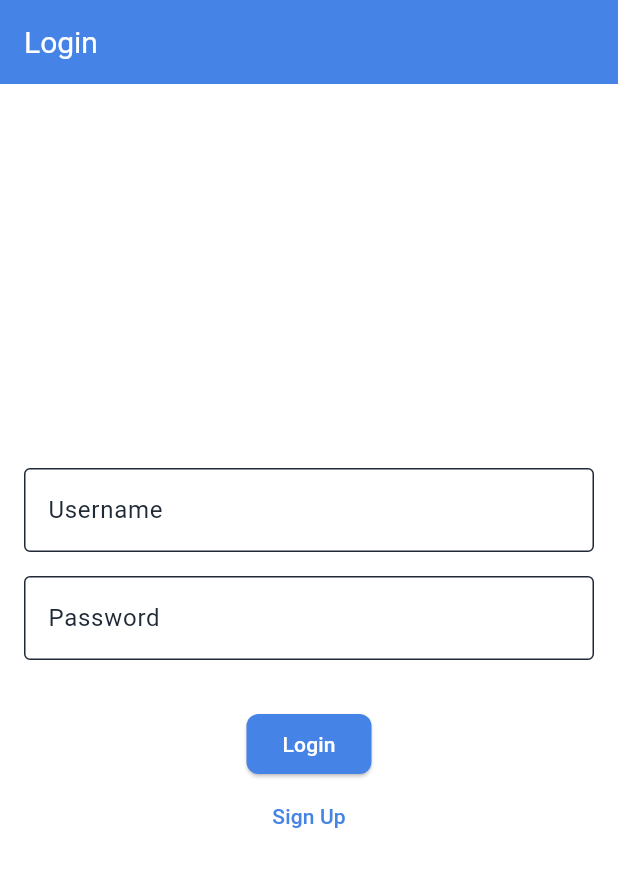
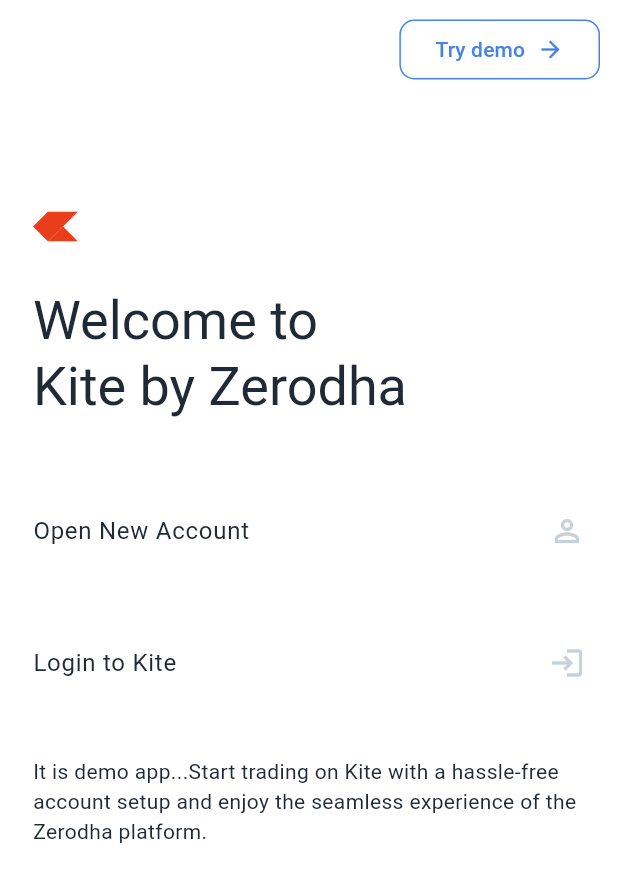
Before and after one commit to pranaypatel512/kite, a Flutter app: the screen it shows after launch, on a phone screen of 412 x 824 dp. Shown: the top 882 px of the screen. Run offline on Flutter 3.47's test engine with Material 3 defaults, Android fonts, the phone set to English and light mode, and no system bars; our stand-ins replace flutter_svg.

Commit message:
-screen update for startup and added kite logo

```diff
--- a/lib/dashboard/home_screen.dart
+++ b/lib/dashboard/home_screen.dart
@@ -5,8 +5,6 @@
 
 import 'bids/bids.dart';
 import 'orders/orders_screen.dart';
-
-import 'package:flutter/material.dart';
 
 class HomeScreen extends StatefulWidget {
   @override
--- a/lib/main.dart
+++ b/lib/main.dart
@@ -2,6 +2,8 @@
 import 'package:kite/splash_screen.dart';
 import 'package:kite/theme/app_themes.dart';
 
+import 'auth/login_screen.dart';
+import 'auth/signup_screen.dart';
 import 'dashboard/home_screen.dart';
 
 void main() {
@@ -19,6 +21,10 @@
       darkTheme: AppThemes.darkTheme,
       themeMode: ThemeMode.system, // Can be set to ThemeMode.dark or ThemeMode.light as needed
       home: SplashScreen(),
+      routes: {
+        '/login': (context) => LoginScreen(),
+        '/signup': (context) => SignupScreen(),
+      },
     );
   }
 }
--- a/lib/splash_screen.dart
+++ b/lib/splash_screen.dart
@@ -1,4 +1,7 @@
 import 'package:flutter/material.dart';
+import 'package:flutter_svg/svg.dart';
+import 'package:kite/start_screen.dart';
+import 'package:kite/theme/app_colors.dart';
 import 'dart:async';
 
 import 'auth/login_screen.dart';
@@ -14,7 +17,7 @@
     super.initState();
     Timer(Duration(seconds: 3), () {
       Navigator.of(context).pushReplacement(
-        MaterialPageRoute(builder: (_) => LoginScreen()),
+        MaterialPageRoute(builder: (_) => StartUpScreen()),
       );
     });
   }
@@ -22,14 +25,27 @@
   @override
   Widget build(BuildContext context) {
     return Scaffold(
-      backgroundColor: Colors.blue,
-      body: Center(
-        child: Text(
-          'Kite',
-          style: TextStyle(
-            fontSize: 50,
-            fontWeight: FontWeight.bold,
-            color: Colors.white,
+      backgroundColor: AppColors.richBlack,
+      body: Expanded(
+        child: SizedBox.expand(
+          child: Center(
+            child: Column(
+              mainAxisAlignment: MainAxisAlignment.center,
+              crossAxisAlignment: CrossAxisAlignment.center,
+              children: [
+                SvgPicture.asset(
+                  "assets/kite_logo.svg",
+                  semanticsLabel: "Zerodha",
+                  colorFilter: const ColorFilter.mode(AppColors.logoColor, BlendMode.srcIn),
+                  height: 30,
+                  width: 30,
+                ),
+                Text(
+                  'Kite',
+                  style: Theme.of(context).textTheme.headline4,
+                ),
+              ],
+            ),
           ),
         ),
       ),
--- /dev/null
+++ b/lib/start_screen.dart
@@ -0,0 +1,89 @@
+import 'package:flutter/material.dart';
+import 'package:flutter_svg/svg.dart';
+import 'package:kite/theme/app_colors.dart';
+
+
+class StartUpScreen extends StatelessWidget {
+  @override
+  Widget build(BuildContext context) {
+    return Scaffold(
+      appBar: AppBar(
+        actions: [
+          Padding(
+            padding: const EdgeInsets.only(top: 10.0,right: 12.0),
+              child: OutlinedButton(
+              onPressed: () {
+                // Handle demo action
+              },
+              child: const Row(
+                mainAxisAlignment: MainAxisAlignment.center,
+            children: <Widget>[
+            Text(
+                  "Try demo",
+                  textAlign: TextAlign.center,
+                ),
+              SizedBox(width: 8),
+                  Icon(Icons.arrow_forward)
+                    ],
+                  ),
+            ),
+          ),
+        ],
+      ),
+      body: Padding(
+        padding: const EdgeInsets.only(left: 22.0,right: 22.0),
+        child: Column(
+          crossAxisAlignment: CrossAxisAlignment.start,
+          children: [
+            const SizedBox(height: 80),
+            SvgPicture.asset(
+                "assets/kite_logo.svg",
+                semanticsLabel: "Zerodha",
+              colorFilter: const ColorFilter.mode(AppColors.logoColor, BlendMode.srcIn),
+              height: 30,
+              width: 30,
+            ),
+            const SizedBox(height: 26),
+            Text(
+              'Welcome to\nKite by Zerodha',
+              style: Theme.of(context).textTheme.headline3,
+              textAlign: TextAlign.left,
+            ),
+            const SizedBox(height: 32),
+            GestureDetector(
+              onTap: () {
+                Navigator.pushNamed(context, '/signup');
+              },
+              child: const Padding(
+                padding: EdgeInsets.only(top:12.0,bottom: 12.0),
+                child:  ListTile(
+                  contentPadding: EdgeInsets.only(top: 2.0,bottom: 2.0),
+                  title: Text("Open New Account"),
+              trailing: Icon(Icons.perm_identity_outlined, color: AppColors.frenchGray),
+            ),
+              ),
+            ),
+            const SizedBox(height: 16),
+            GestureDetector(
+              onTap: () {
+                Navigator.pushNamed(context, '/login');
+              },
+              child: const ListTile(
+                title: Text("Login to Kite"),
+                contentPadding: EdgeInsets.only(top: 2.0,bottom: 2.0),
+                trailing: Icon(Icons.login_outlined, color: AppColors.frenchGray),
+              ),
+            ),
+            const SizedBox(height: 32),
+            const Text(
+              'It is demo app...Start trading on Kite with a hassle-free account setup and enjoy '
+              'the seamless experience of the Zerodha platform.',
+              style: TextStyle(fontSize: 14),
+              textAlign: TextAlign.start,
+            ),
+          ],
+        ),
+      ),
+    );
+  }
+}
--- a/lib/theme/app_colors.dart
+++ b/lib/theme/app_colors.dart
@@ -11,4 +11,7 @@
   static const Color richBlack = Color(0xFF16202F);
   static const Color raisinBlack = Color(0xFF1C202A);
   static const Color gunmetal3 = Color(0xFF29323D);
+  static const Color transparent = Color(0x00000000);
+  static const Color white = Color(0xFFFFFFFF);
+  static const Color logoColor = Color(0xFFE93D1B);
 }
--- a/lib/theme/app_themes.dart
+++ b/lib/theme/app_themes.dart
@@ -4,16 +4,16 @@
 
 class AppThemes {
   static final ThemeData lightTheme = ThemeData(
-    colorScheme: ColorScheme.light(
+    colorScheme: const ColorScheme.light(
       primary: AppColors.azure,
       onPrimary: Colors.white,
-      background: AppColors.frenchGray,
+      background: AppColors.white,
       onBackground: AppColors.gunmetal,
       surface: Colors.white,
       onSurface: AppColors.gunmetal,
     ),
-    appBarTheme: AppBarTheme(
-      backgroundColor: AppColors.azure,
+    appBarTheme: const AppBarTheme(
+      backgroundColor: AppColors.white,
       foregroundColor: Colors.white,
       titleTextStyle: TextStyle(
         color: Colors.white,
@@ -21,7 +21,7 @@
       ),
       elevation: 0, // Modern look, no shadow
     ),
-    bottomNavigationBarTheme: BottomNavigationBarThemeData(
+    bottomNavigationBarTheme: const BottomNavigationBarThemeData(
       backgroundColor: AppColors.frenchGray,
       selectedItemColor: AppColors.azure,
       unselectedItemColor: AppColors.gunmetal,
@@ -38,15 +38,15 @@
       filled: true,
       fillColor: Colors.white,
       border: OutlineInputBorder(
-        borderSide: BorderSide(color: AppColors.azure),
+        borderSide: const BorderSide(color: AppColors.azure),
         borderRadius: BorderRadius.circular(8),
       ),
       focusedBorder: OutlineInputBorder(
-        borderSide: BorderSide(color: AppColors.azure),
+        borderSide: const BorderSide(color: AppColors.azure),
         borderRadius: BorderRadius.circular(8),
       ),
-      labelStyle: TextStyle(color: AppColors.gunmetal),
-      hintStyle: TextStyle(color: AppColors.gunmetal),
+      labelStyle: const TextStyle(color: AppColors.gunmetal),
+      hintStyle: const TextStyle(color: AppColors.gunmetal),
     ),
     elevatedButtonTheme: ElevatedButtonThemeData(
       style: ElevatedButton.styleFrom(
@@ -57,16 +57,23 @@
         ),
       ),
     ),
-    textTheme: TextTheme(
+    outlinedButtonTheme: OutlinedButtonThemeData(
+      style: ButtonStyle(shape: MaterialStateProperty.all(RoundedRectangleBorder(borderRadius: BorderRadius.circular(10.0))),
+        side: MaterialStateProperty.all(const BorderSide(
+          color: AppColors.azure,
+        )),
+      ),
+    ),
+    textTheme: const TextTheme(
       headline1: TextStyle(color: AppColors.gunmetal),
       bodyText2: TextStyle(color: AppColors.gunmetal),
     ),
     cardColor: Colors.white,
-    iconTheme: IconThemeData(color: AppColors.azure),
+    iconTheme: const IconThemeData(color: AppColors.azure),
   );
 
   static final ThemeData darkTheme = ThemeData(
-    colorScheme: ColorScheme.dark(
+    colorScheme: const ColorScheme.dark(
       primary: AppColors.azure,
       onPrimary: Colors.white,
       background: AppColors.richBlack,
@@ -74,8 +81,8 @@
       surface: AppColors.gunmetal,
       onSurface: AppColors.frenchGray,
     ),
-    appBarTheme: AppBarTheme(
-      backgroundColor: AppColors.gunmetal2,
+    appBarTheme: const AppBarTheme(
+      backgroundColor: AppColors.richBlack,
       foregroundColor: Colors.white,
       titleTextStyle: TextStyle(
         color: Colors.white,
@@ -83,7 +90,7 @@
       ),
       elevation: 0, // Modern look, no shadow
     ),
-    bottomNavigationBarTheme: BottomNavigationBarThemeData(
+    bottomNavigationBarTheme: const BottomNavigationBarThemeData(
       backgroundColor: AppColors.gunmetal3,
       selectedItemColor: AppColors.azure,
       unselectedItemColor: AppColors.frenchGray,
@@ -100,15 +107,15 @@
       filled: true,
       fillColor: AppColors.gunmetal2,
       border: OutlineInputBorder(
-        borderSide: BorderSide(color: AppColors.azure),
+        borderSide: const BorderSide(color: AppColors.azure),
         borderRadius: BorderRadius.circular(8),
       ),
       focusedBorder: OutlineInputBorder(
-        borderSide: BorderSide(color: AppColors.azure),
+        borderSide: const BorderSide(color: AppColors.azure),
         borderRadius: BorderRadius.circular(8),
       ),
-      labelStyle: TextStyle(color: AppColors.frenchGray),
-      hintStyle: TextStyle(color: AppColors.frenchGray),
+      labelStyle: const TextStyle(color: AppColors.frenchGray),
+      hintStyle: const TextStyle(color: AppColors.frenchGray),
     ),
     elevatedButtonTheme: ElevatedButtonThemeData(
       style: ElevatedButton.styleFrom(
@@ -119,11 +126,19 @@
         ),
       ),
     ),
-    textTheme: TextTheme(
+    outlinedButtonTheme: OutlinedButtonThemeData(
+      style: ButtonStyle(shape: MaterialStateProperty.all(RoundedRectangleBorder(borderRadius: BorderRadius.circular(10.0))),
+        side: MaterialStateProperty.all(const BorderSide(
+          color: AppColors.azure,
+        )),
+        padding: MaterialStateProperty.all(EdgeInsets.only(left: 12,top: 8,right: 12,bottom: 8)),
+      ),
+    ),
+    textTheme: const TextTheme(
       headline1: TextStyle(color: AppColors.frenchGray),
       bodyText2: TextStyle(color: AppColors.frenchGray),
     ),
     cardColor: AppColors.gunmetal,
-    iconTheme: IconThemeData(color: AppColors.azure),
+    iconTheme: const IconThemeData(color: AppColors.azure),
   );
 }
```
Also changed, not shown: assets/kite_logo.svg (added).
